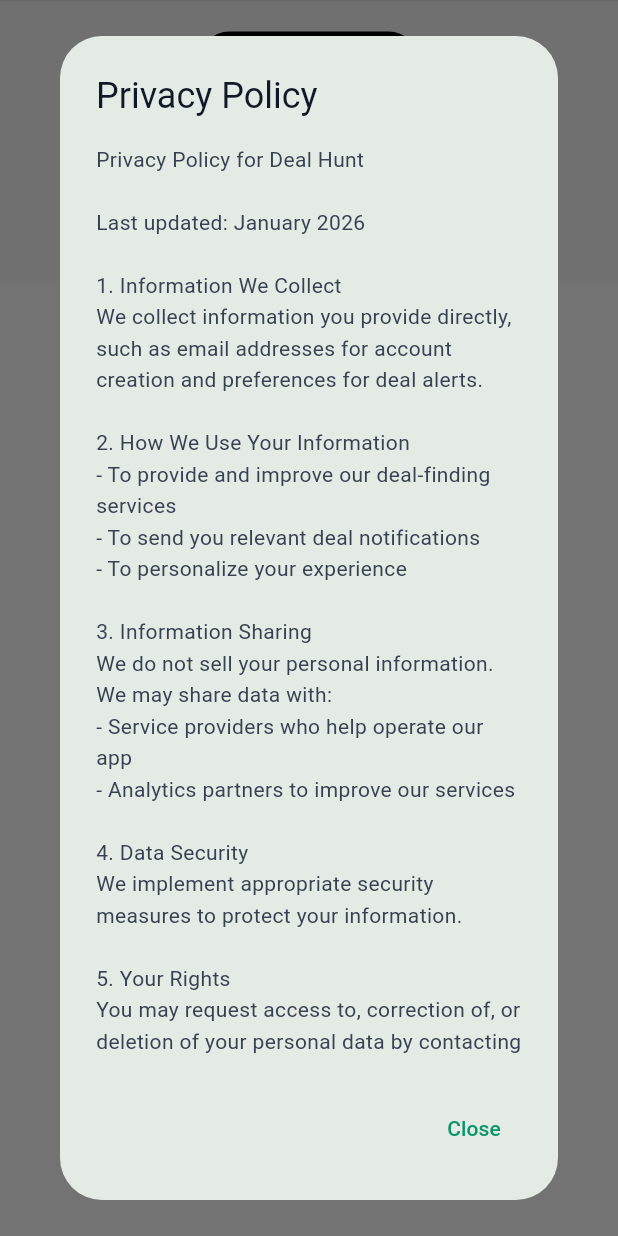
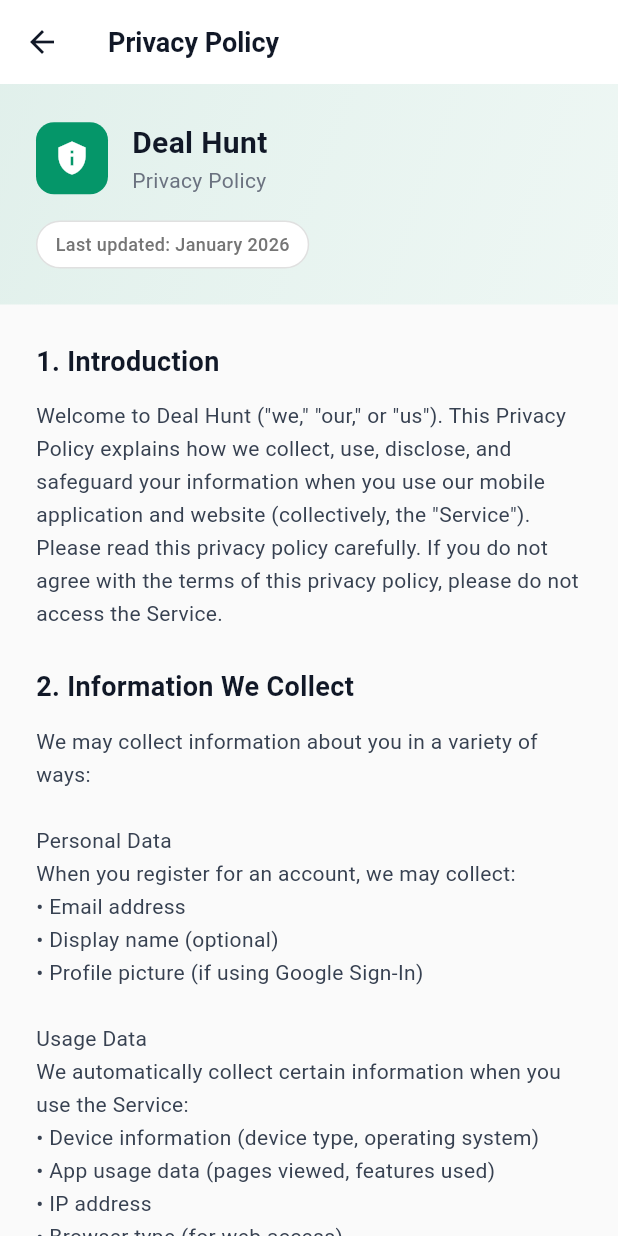
Before and after one commit to baytechie/deal-hunter-repo2, a Flutter app: the AppFooter widget shown alone on an empty page, opened directly, after a tap on "Privacy Policy", on a phone screen of 412 x 824 dp. Run offline on Flutter 3.47's test engine with Material 3 defaults, Android fonts, the phone set to English and light mode, and no system bars; our stand-ins replace dio, flutter_riverpod, flutter_secure_storage, google_sign_in, share_plus, shared_preferences; missing offline and left inert: dart:js_interop; accounts and stored records are empty; network calls fail.

Commit message:
Add dedicated Privacy Policy page for Android/PWA compliance
- Create standalone PrivacyPolicyPage with route /privacy-policy
- Add comprehensive privacy policy content for Google Play requirements
- Update footer to navigate to dedicated page instead of dialog
- Fix tap detection by using InkWell with proper padding

Co-Authored-By: Claude Opus 4.5 <noreply@anthropic.com>

```diff
--- /dev/null
+++ b/flutter_app/lib/core/presentation/pages/privacy_policy_page.dart
@@ -0,0 +1,338 @@
+import 'package:flutter/material.dart';
+import 'package:money_saver_deals/core/theme/app_theme.dart';
+
+/// PrivacyPolicyPage - Dedicated privacy policy page for Android compliance
+///
+/// This page provides a standalone, linkable privacy policy as required by
+/// Google Play Store for Android app distribution. It can be accessed via
+/// deep link at /privacy-policy for PWA compliance.
+class PrivacyPolicyPage extends StatelessWidget {
+  const PrivacyPolicyPage({super.key});
+
+  /// Route name for navigation and deep linking
+  static const String routeName = '/privacy-policy';
+
+  @override
+  Widget build(BuildContext context) {
+    return Scaffold(
+      backgroundColor: AppColors.background,
+      appBar: AppBar(
+        title: const Text(
+          'Privacy Policy',
+          style: TextStyle(
+            fontWeight: FontWeight.bold,
+            fontSize: 18,
+          ),
+        ),
+        backgroundColor: AppColors.surface,
+        foregroundColor: AppColors.textPrimary,
+        elevation: 0,
+        leading: IconButton(
+          icon: const Icon(Icons.arrow_back),
+          onPressed: () => Navigator.of(context).pop(),
+        ),
+      ),
+      body: SingleChildScrollView(
+        child: Column(
+          crossAxisAlignment: CrossAxisAlignment.start,
+          children: [
+            // Header section
+            Container(
+              width: double.infinity,
+              padding: const EdgeInsets.all(24),
+              decoration: BoxDecoration(
+                gradient: LinearGradient(
+                  begin: Alignment.topLeft,
+                  end: Alignment.bottomRight,
+                  colors: [
+                    AppColors.primary.withOpacity(0.1),
+                    AppColors.primaryLight.withOpacity(0.05),
+                  ],
+                ),
+              ),
+              child: Column(
+                crossAxisAlignment: CrossAxisAlignment.start,
+                children: [
+                  Row(
+                    children: [
+                      Container(
+                        padding: const EdgeInsets.all(12),
+                        decoration: BoxDecoration(
+                          color: AppColors.primary,
+                          borderRadius: BorderRadius.circular(12),
+                        ),
+                        child: const Icon(
+                          Icons.privacy_tip,
+                          color: Colors.white,
+                          size: 24,
+                        ),
+                      ),
+                      const SizedBox(width: 16),
+                      const Expanded(
+                        child: Column(
+                          crossAxisAlignment: CrossAxisAlignment.start,
+                          children: [
+                            Text(
+                              'Deal Hunt',
+                              style: TextStyle(
+                                fontSize: 20,
+                                fontWeight: FontWeight.bold,
+                                color: AppColors.textPrimary,
+                              ),
+                            ),
+                            Text(
+                              'Privacy Policy',
+                              style: TextStyle(
+                                fontSize: 14,
+                                color: AppColors.textMuted,
+                              ),
+                            ),
+                          ],
+                        ),
+                      ),
+                    ],
+                  ),
+                  const SizedBox(height: 16),
+                  Container(
+                    padding: const EdgeInsets.symmetric(
+                      horizontal: 12,
+                      vertical: 6,
+                    ),
+                    decoration: BoxDecoration(
+                      color: AppColors.surface,
+                      borderRadius: BorderRadius.circular(20),
+                      border: Border.all(color: Colors.grey[300]!),
+                    ),
+                    child: Text(
+                      'Last updated: January 2026',
+                      style: TextStyle(
+                        fontSize: 12,
+                        color: Colors.grey[600],
+                        fontWeight: FontWeight.w500,
+                      ),
+                    ),
+                  ),
+                ],
+              ),
+            ),
+
+            // Content sections
+            Padding(
+              padding: const EdgeInsets.all(24),
+              child: Column(
+                crossAxisAlignment: CrossAxisAlignment.start,
+                children: [
+                  _buildSection(
+                    '1. Introduction',
+                    'Welcome to Deal Hunt ("we," "our," or "us"). This Privacy Policy explains how we collect, use, disclose, and safeguard your information when you use our mobile application and website (collectively, the "Service"). Please read this privacy policy carefully. If you do not agree with the terms of this privacy policy, please do not access the Service.',
+                  ),
+                  _buildSection(
+                    '2. Information We Collect',
+                    '''We may collect information about you in a variety of ways:
+
+Personal Data
+When you register for an account, we may collect:
+• Email address
+• Display name (optional)
+• Profile picture (if using Google Sign-In)
+
+Usage Data
+We automatically collect certain information when you use the Service:
+• Device information (device type, operating system)
+• App usage data (pages viewed, features used)
+• IP address
+• Browser type (for web access)
+
+Saved Preferences
+• Deals you have saved/bookmarked
+• Category preferences
+• Notification settings''',
+                  ),
+                  _buildSection(
+                    '3. How We Use Your Information',
+                    '''We use the information we collect to:
+
+• Provide, maintain, and improve our Service
+• Create and manage your account
+• Send you deal notifications based on your preferences
+• Personalize your experience and show relevant deals
+• Respond to your comments, questions, and requests
+• Monitor and analyze usage trends to improve user experience
+• Send you technical notices, updates, and administrative messages
+• Protect against fraudulent or illegal activity''',
+                  ),
+                  _buildSection(
+                    '4. Information Sharing and Disclosure',
+                    '''We do not sell, trade, or rent your personal information to third parties. We may share your information in the following situations:
+
+Service Providers
+We may share your information with third-party vendors who perform services on our behalf, such as:
+• Analytics providers (Google Analytics)
+• Cloud hosting services
+• Authentication services (Google Sign-In)
+
+Legal Requirements
+We may disclose your information if required by law or in response to valid requests by public authorities.
+
+Business Transfers
+If we are involved in a merger, acquisition, or sale of assets, your information may be transferred as part of that transaction.''',
+                  ),
+                  _buildSection(
+                    '5. Affiliate Links and Third-Party Services',
+                    '''Our Service contains affiliate links to third-party retailers including:
+• Amazon Associates Program
+• Walmart Affiliate Program
+• Target Affiliate Program
+• Other retail partners
+
+When you click on these links, you will be directed to third-party websites that have their own privacy policies. We are not responsible for the privacy practices of these external sites. We encourage you to review their privacy policies before providing any personal information.''',
+                  ),
+                  _buildSection(
+                    '6. Data Security',
+                    '''We implement appropriate technical and organizational security measures to protect your personal information, including:
+
+• Encryption of data in transit (HTTPS/TLS)
+• Secure authentication mechanisms
+• Regular security assessments
+• Access controls and authentication for our systems
+
+However, no method of transmission over the Internet or electronic storage is 100% secure. While we strive to protect your personal information, we cannot guarantee its absolute security.''',
+                  ),
+                  _buildSection(
+                    '7. Data Retention',
+                    '''We retain your personal information for as long as your account is active or as needed to provide you services. We will retain and use your information as necessary to:
+
+• Comply with our legal obligations
+• Resolve disputes
+• Enforce our agreements
+
+You may request deletion of your account and associated data at any time by contacting us.''',
+                  ),
+                  _buildSection(
+                    '8. Your Rights and Choices',
+                    '''Depending on your location, you may have the following rights:
+
+• Access: Request access to your personal information
+• Correction: Request correction of inaccurate data
+• Deletion: Request deletion of your personal information
+• Portability: Request a copy of your data in a portable format
+• Opt-out: Opt out of marketing communications
+
+To exercise these rights, please contact us using the information below.''',
+                  ),
+                  _buildSection(
+                    '9. Children\'s Privacy',
+                    'Our Service is not intended for children under the age of 13. We do not knowingly collect personal information from children under 13. If you are a parent or guardian and believe your child has provided us with personal information, please contact us immediately so we can delete such information.',
+                  ),
+                  _buildSection(
+                    '10. International Data Transfers',
+                    'Your information may be transferred to and maintained on servers located outside of your state, province, country, or other governmental jurisdiction where data protection laws may differ. By using our Service, you consent to such transfers.',
+                  ),
+                  _buildSection(
+                    '11. Changes to This Privacy Policy',
+                    'We may update this Privacy Policy from time to time. We will notify you of any changes by posting the new Privacy Policy on this page and updating the "Last updated" date. You are advised to review this Privacy Policy periodically for any changes.',
+                  ),
+                  _buildSection(
+                    '12. Contact Us',
+                    '''If you have any questions about this Privacy Policy or our privacy practices, please contact us at:
+
+Email: hunter4dealsapp@gmail.com
+
+We will respond to your inquiry within a reasonable timeframe.''',
+                  ),
+
+                  const SizedBox(height: 32),
+
+                  // Footer with app info
+                  Container(
+                    width: double.infinity,
+                    padding: const EdgeInsets.all(20),
+                    decoration: BoxDecoration(
+                      color: Colors.grey[100],
+                      borderRadius: BorderRadius.circular(12),
+                      border: Border.all(color: Colors.grey[300]!),
+                    ),
+                    child: Column(
+                      children: [
+                        Row(
+                          mainAxisAlignment: MainAxisAlignment.center,
+                          children: [
+                            Container(
+                              padding: const EdgeInsets.all(8),
+                              decoration: BoxDecoration(
+                                gradient: const LinearGradient(
+                                  colors: [
+                                    AppColors.primary,
+                                    AppColors.primaryLight
+                                  ],
+                                ),
+                                borderRadius: BorderRadius.circular(8),
+                              ),
+                              child: const Text(
+                                '\$',
+                                style: TextStyle(
+                                  color: Colors.white,
+                                  fontSize: 18,
+                                  fontWeight: FontWeight.bold,
+                                ),
+                              ),
+                            ),
+                            const SizedBox(width: 12),
+                            const Text(
+                              'Deal Hunt',
+                              style: TextStyle(
+                                fontSize: 18,
+                                fontWeight: FontWeight.bold,
+                              ),
+                            ),
+                          ],
+                        ),
+                        const SizedBox(height: 12),
+                        Text(
+                          '© ${DateTime.now().year} Deal Hunt. All rights reserved.',
+                          style: TextStyle(
+                            color: Colors.grey[600],
+                            fontSize: 12,
+                          ),
+                        ),
+                      ],
+                    ),
+                  ),
+                ],
+              ),
+            ),
+          ],
+        ),
+      ),
+    );
+  }
+
+  /// Build a section with title and content
+  Widget _buildSection(String title, String content) {
+    return Padding(
+      padding: const EdgeInsets.only(bottom: 24),
+      child: Column(
+        crossAxisAlignment: CrossAxisAlignment.start,
+        children: [
+          Text(
+            title,
+            style: const TextStyle(
+              fontSize: 18,
+              fontWeight: FontWeight.bold,
+              color: AppColors.textPrimary,
+            ),
+          ),
+          const SizedBox(height: 12),
+          Text(
+            content,
+            style: const TextStyle(
+              fontSize: 14,
+              height: 1.6,
+              color: AppColors.textSecondary,
+            ),
+          ),
+        ],
+      ),
+    );
+  }
+}
--- a/flutter_app/lib/core/widgets/app_footer.dart
+++ b/flutter_app/lib/core/widgets/app_footer.dart
@@ -1,4 +1,5 @@
 import 'package:flutter/material.dart';
+import 'package:money_saver_deals/core/presentation/pages/privacy_policy_page.dart';
 import 'package:money_saver_deals/core/theme/app_theme.dart';
 import 'package:url_launcher/url_launcher.dart';
 
@@ -109,10 +110,11 @@ class AppFooter extends StatelessWidget {
             children: [
               _LegalLink(
                 label: 'Privacy Policy',
-                onTap: () => _showLegalDialog(
+                onTap: () => Navigator.push(
                   context,
-                  'Privacy Policy',
-                  _privacyPolicyText,
+                  MaterialPageRoute(
+                    builder: (context) => const PrivacyPolicyPage(),
+                  ),
                 ),
               ),
               Text('•', style: TextStyle(color: Colors.grey[400])),
@@ -206,14 +208,18 @@ class _LegalLink extends StatelessWidget {
 
   @override
   Widget build(BuildContext context) {
-    return GestureDetector(
+    return InkWell(
       onTap: onTap,
+      borderRadius: BorderRadius.circular(4),
+      child: Padding(
+        padding: const EdgeInsets.symmetric(horizontal: 4, vertical: 8),
         child: Text(
           label,
           style: TextStyle(
             color: Colors.grey[600],
             fontSize: 12,
             decoration: TextDecoration.underline,
+          ),
         ),
       ),
     );
--- a/flutter_app/lib/main.dart
+++ b/flutter_app/lib/main.dart
@@ -5,6 +5,7 @@ import 'package:dio/dio.dart';
 import 'package:flutter/material.dart';
 import 'package:flutter_riverpod/flutter_riverpod.dart';
 import 'package:money_saver_deals/app_shell.dart';
+import 'package:money_saver_deals/core/presentation/pages/privacy_policy_page.dart';
 import 'package:money_saver_deals/core/services/logging_service.dart';
 import 'package:money_saver_deals/core/theme/app_theme.dart';
 import 'package:money_saver_deals/features/deals/data/datasources/api_client.dart';
@@ -115,6 +116,10 @@ class MoneySaverDealsApp extends StatelessWidget {
       debugShowCheckedModeBanner: false,
       theme: buildAppTheme(),
       home: const AppShell(),
+      // Named routes for deep linking (PWA/Android compliance)
+      routes: {
+        PrivacyPolicyPage.routeName: (context) => const PrivacyPolicyPage(),
+      },
     );
   }
 }
```
Lines whose indentation alone changed are shown as unchanged.
